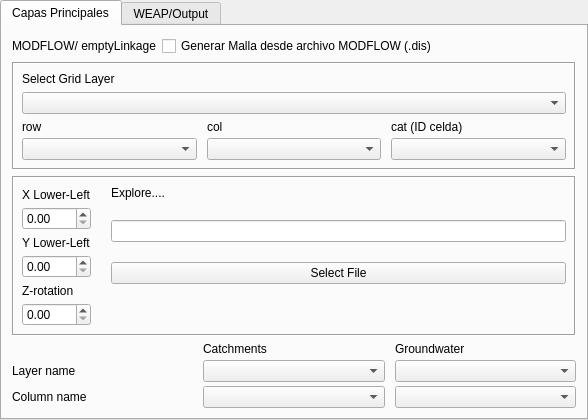
The window that geo_linkage_dialog.ui (Kalliam/geolinkage_project_QGIS) describes before a commit, drawn with Qt 5.
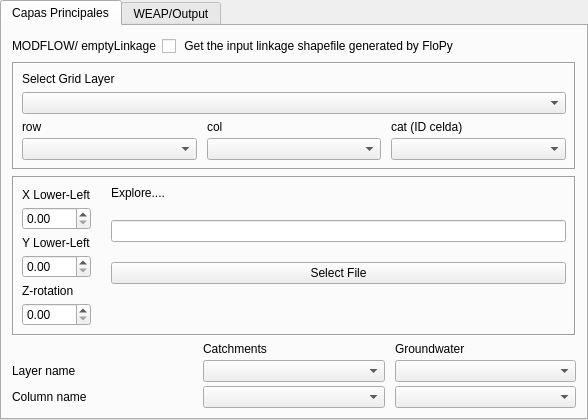
The same window after the commit. Custom widgets are drawn as their Qt base class.

Diff of the .ui file:
```diff
--- a/geo_linkage_dialog.ui
+++ b/geo_linkage_dialog.ui
@@ -80,7 +80,7 @@
          <item>
           <widget class="QCheckBox" name="chk_modflow">
            <property name="text">
-            <string>Generar Malla desde archivo MODFLOW (.dis)</string>
+            <string> Get the input linkage shapefile generated by FloPy</string>
            </property>
           </widget>
          </item>
```
Left out of the diff: 2 changed lines with no effect on the pictures.
